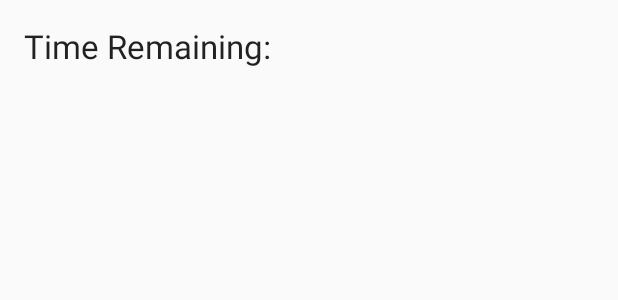
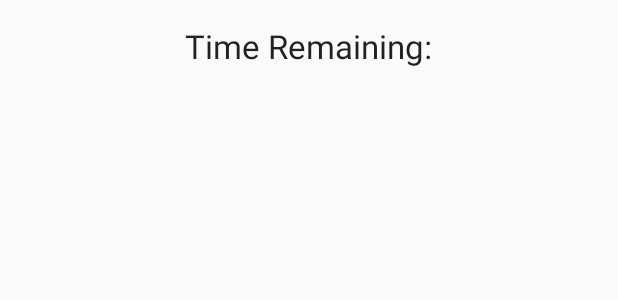
Before and after one commit to dcxp2015/Trace-It, an Android app: the layout activity_game.xml on its own in the app's theme, with its tools: preview values and no code run, on a phone screen of 412 x 824 dp. Shown: the top 300 px of the screen. Run offline under Robolectric (Android 15) with nearby library versions, the phone set to English and light mode, and no system bars.

Commit message:
Resized the canvas

```diff
--- a/DCXPChallengeProject2/app/src/main/res/layout/activity_game.xml
+++ b/DCXPChallengeProject2/app/src/main/res/layout/activity_game.xml
@@ -11,11 +11,16 @@
         android:textAppearance="?android:attr/textAppearanceLarge"
         android:text="@string/timer"
         android:id="@+id/txtv_timer"
-        android:layout_gravity="center"/>
+        android:layout_gravity="center"
+        android:layout_alignParentTop="true"
+        android:layout_centerHorizontal="true" />
 
     <FrameLayout
         android:id="@+id/fl_canvasContainer"
         android:layout_width="match_parent"
-        android:layout_height="match_parent"></FrameLayout>
+        android:layout_height="match_parent"
+        android:layout_alignParentRight="true"
+        android:layout_alignParentEnd="true"
+        android:layout_below="@+id/txtv_timer"></FrameLayout>
 
 </RelativeLayout>
```
